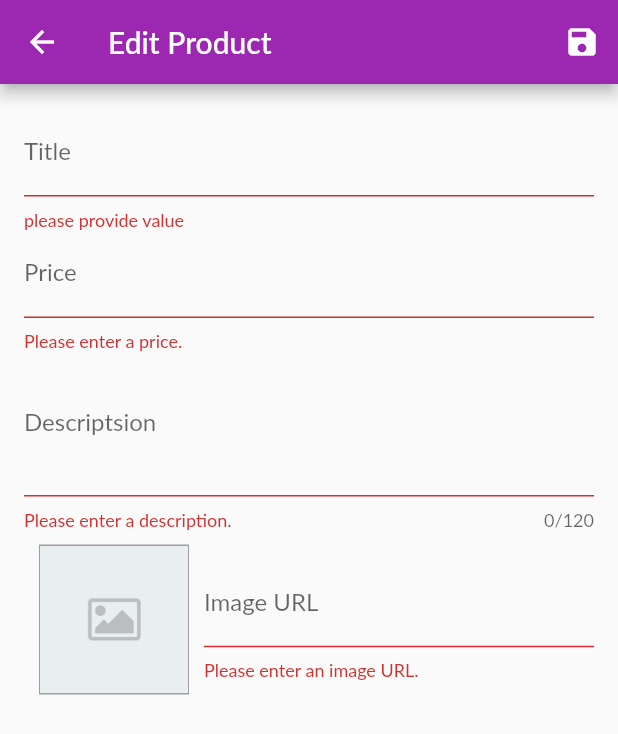
After one commit to muhidayat03/shop-app-flutter, a Flutter app: the EditProductScreen screen opened by its route, after a tap on the "save" icon, on a phone screen of 412 x 824 dp. The commit adds this screen. Shown: the top 734 px of the screen. Run offline on Flutter 3.47's test engine with Material 2 defaults, Android fonts, the phone set to English and light mode, and no system bars; network calls fail; Roboto replaces fonts that are missing (Lato).

Commit message:
finishing add product screen

```diff
--- a/lib/providers/products.dart
+++ b/lib/providers/products.dart
@@ -41,8 +41,26 @@ class Products with ChangeNotifier {
     return [..._items];
   }
 
-  void addProduc() {
+  void addProduct(Product product) {
+    final newProduct = Product(
+      title: product.title,
+      description: product.description,
+      price: product.price,
+      imageUrl: product.imageUrl,
+      id: DateTime.now().toString(),
+    );
+    _items.add(newProduct);
     notifyListeners();
+  }
+
+  void updateProduct(String id, Product newProduct) {
+    final prodIndex = _items.indexWhere((item) => item.id == id);
+    if (prodIndex >= 0) {
+      _items[prodIndex] = newProduct;
+      notifyListeners();
+    } else {
+      print('...');
+    }
   }
 
   List<Product> get favoriteItems {
@@ -52,4 +70,9 @@ class Products with ChangeNotifier {
   Product findById(String id) {
     return _items.firstWhere((prod) => prod.id == id);
   }
+
+  void deleteProduct(id) {
+    _items.removeWhere((item) => item.id == id);
+    notifyListeners();
+  }
 }
--- /dev/null
+++ b/lib/screens/edit_product_screen.dart
@@ -0,0 +1,237 @@
+import 'package:flutter/material.dart';
+import '../providers/product.dart';
+import '../providers/products.dart';
+import 'package:provider/provider.dart';
+
+class EditProductScreen extends StatefulWidget {
+  static const routeName = '/edit-product';
+
+  @override
+  _EditProductScreenState createState() => _EditProductScreenState();
+}
+
+class _EditProductScreenState extends State<EditProductScreen> {
+  final _priceFocusNode = FocusNode();
+  final _descriptionFocusNode = FocusNode();
+  final _imageUrlController = TextEditingController();
+  final _form = GlobalKey<FormState>();
+  final _imageUrlFocusNode = FocusNode();
+
+  @override
+  void dispose() {
+    _priceFocusNode.dispose();
+    _descriptionFocusNode.dispose();
+    _imageUrlFocusNode.removeListener(_updateImageUrl);
+    _imageUrlFocusNode.dispose();
+
+    super.dispose();
+  }
+
+  void _saveForm() {
+    final isValid = _form.currentState.validate();
+    if (!isValid) {
+      return;
+    }
+    _form.currentState.save();
+    if (_editedProduct.id != null) {
+      Provider.of<Products>(context, listen: false)
+          .updateProduct(_editedProduct.id, _editedProduct);
+    } else {
+      Provider.of<Products>(context, listen: false).addProduct(_editedProduct);
+    }
+    Navigator.of(context).pop();
+  }
+
+  var _editedProduct = Product(
+    id: null,
+    title: '',
+    price: 0,
+    description: '',
+    imageUrl: '',
+  );
+
+  @override
+  void initState() {
+    _imageUrlFocusNode.addListener(_updateImageUrl);
+    super.initState();
+  }
+
+  void _updateImageUrl() {
+    if (!_imageUrlFocusNode.hasFocus) {
+      if ((!_imageUrlController.text.startsWith('http') &&
+              !_imageUrlController.text.startsWith('https')) ||
+          (!_imageUrlController.text.endsWith('.png') &&
+              !_imageUrlController.text.endsWith('.jpg') &&
+              !_imageUrlController.text.endsWith('.jpeg'))) {
+        return;
+      }
+      setState(() {});
+    }
+  }
+
+  @override
+  Widget build(BuildContext context) {
+    return Scaffold(
+      appBar: AppBar(
+        title: Text('Edit Product'),
+        actions: [
+          IconButton(
+            icon: Icon(Icons.save),
+            onPressed: _saveForm,
+          )
+        ],
+      ),
+      body: GestureDetector(
+        // onTap: () {
+        //   FocusScopeNode currentFocus = FocusScope.of(context);
+
+        //   if (!currentFocus.hasPrimaryFocus) {
+        //     currentFocus.unfocus();
+        //   }
+        // },
+        child: Padding(
+          padding: const EdgeInsets.all(16),
+          child: Form(
+            key: _form,
+            child: ListView(
+              children: [
+                TextFormField(
+                  decoration: InputDecoration(labelText: 'Title'),
+                  textInputAction: TextInputAction.next,
+                  onFieldSubmitted: (_) =>
+                      FocusScope.of(context).requestFocus(_priceFocusNode),
+                  validator: (value) {
+                    if (value.isEmpty) {
+                      return 'please provide value';
+                    }
+                    return null;
+                  },
+                  onSaved: (value) {
+                    _editedProduct = Product(
+                      title: value,
+                      description: _editedProduct.description,
+                      price: _editedProduct.price,
+                      imageUrl: _editedProduct.imageUrl,
+                      isFavorite: _editedProduct.isFavorite,
+                      id: _editedProduct.id,
+                    );
+                  },
+                ),
+                TextFormField(
+                  decoration: InputDecoration(labelText: 'Price'),
+                  focusNode: _priceFocusNode,
+                  textInputAction: TextInputAction.next,
+                  onFieldSubmitted: (_) => FocusScope.of(context)
+                      .requestFocus(_descriptionFocusNode),
+                  validator: (value) {
+                    if (value.isEmpty) {
+                      return 'Please enter a price.';
+                    }
+                    if (double.tryParse(value) == null) {
+                      return 'Please enter a valid number.';
+                    }
+                    if (double.parse(value) <= 0) {
+                      return 'Please enter a number greater than zero.';
+                    }
+                    return null;
+                  },
+                  onSaved: (value) {
+                    _editedProduct = Product(
+                      title: _editedProduct.title,
+                      description: _editedProduct.description,
+                      price: double.parse(value),
+                      imageUrl: _editedProduct.imageUrl,
+                      isFavorite: _editedProduct.isFavorite,
+                      id: _editedProduct.id,
+                    );
+                  },
+                ),
+                TextFormField(
+                  decoration: InputDecoration(labelText: 'Descriptsion'),
+                  focusNode: _descriptionFocusNode,
+                  maxLines: 3,
+                  maxLength: 120,
+                  validator: (value) {
+                    if (value.isEmpty) {
+                      return 'Please enter a description.';
+                    }
+                    if (value.length < 10) {
+                      return 'Should be at least 10 characters long.';
+                    }
+                    return null;
+                  },
+                  onSaved: (value) {
+                    _editedProduct = Product(
+                      title: _editedProduct.title,
+                      price: _editedProduct.price,
+                      description: value,
+                      imageUrl: _editedProduct.imageUrl,
+                      id: _editedProduct.id,
+                      isFavorite: _editedProduct.isFavorite,
+                    );
+                  },
+                ),
+                Row(
+                  children: [
+                    Container(
+                      height: 100,
+                      width: 100,
+                      margin: EdgeInsets.all(10),
+                      decoration: BoxDecoration(
+                          border: Border.all(width: 1, color: Colors.grey)),
+                      child: FittedBox(
+                        child: _imageUrlController.text.isEmpty
+                            ? Image(
+                                image: AssetImage('assets/placeholder.png'),
+                              )
+                            : Image.network(
+                                _imageUrlController.text,
+                                fit: BoxFit.cover,
+                              ),
+                      ),
+                    ),
+                    Expanded(
+                      child: TextFormField(
+                        decoration: InputDecoration(labelText: 'Image URL'),
+                        keyboardType: TextInputType.url,
+                        focusNode: _imageUrlFocusNode,
+                        textInputAction: TextInputAction.done,
+                        controller: _imageUrlController,
+                        onFieldSubmitted: (_) => _saveForm(),
+                        validator: (value) {
+                          if (value.isEmpty) {
+                            return 'Please enter an image URL.';
+                          }
+                          if (!value.startsWith('http') &&
+                              !value.startsWith('https')) {
+                            return 'Please enter a valid URL.';
+                          }
+                          if (!value.endsWith('.png') &&
+                              !value.endsWith('.jpg') &&
+                              !value.endsWith('.jpeg')) {
+                            return 'Please enter a valid image URL.';
+                          }
+                          return null;
+                        },
+                        onSaved: (value) {
+                          _editedProduct = Product(
+                            title: _editedProduct.title,
+                            price: _editedProduct.price,
+                            description: _editedProduct.description,
+                            imageUrl: value,
+                            id: _editedProduct.id,
+                            isFavorite: _editedProduct.isFavorite,
+                          );
+                        },
+                      ),
+                    )
+                  ],
+                )
+              ],
+            ),
+          ),
+        ),
+      ),
+    );
+  }
+}
--- a/lib/screens/product_detail_screen.dart
+++ b/lib/screens/product_detail_screen.dart
@@ -28,7 +28,7 @@ class ProductDetailScreen extends StatelessWidget {
                 width: double.infinity,
                 child: Image.network(
                   selectedProduct.imageUrl,
-                  fit: BoxFit.cover,
+                  fit: BoxFit.contain,
                 ),
               ),
               SizedBox(height: 10),
--- a/lib/widgets/app_drawer.dart
+++ b/lib/widgets/app_drawer.dart
@@ -1,4 +1,6 @@
 import 'package:flutter/material.dart';
+import 'package:shop_app/screens/edit_product_screen.dart';
+import 'package:shop_app/screens/user_products_screen.dart';
 
 import '../screens/orders_screen.dart';
 
@@ -29,6 +31,13 @@ class AppDrawer extends StatelessWidget {
                   .pushReplacementNamed(OrdersScreen.routeName);
             },
           ),
+          Divider(),
+          ListTile(
+            leading: Icon(Icons.edit),
+            title: Text('Manage Products'),
+            onTap: () => Navigator.of(context)
+                .pushReplacementNamed(UserProductsScreen.routeName),
+          )
         ],
       ),
     );
--- a/pubspec.yaml
+++ b/pubspec.yaml
@@ -47,8 +47,8 @@ flutter:
   uses-material-design: true
 
   # To add assets to your application, add an assets section, like this:
-  # assets:
-  #   - images/a_dot_burr.jpeg
+  assets:
+    - assets/placeholder.png
   #   - images/a_dot_ham.jpeg
 
   # An image asset can refer to one or more resolution-specific "variants", see
```
Also changed, not shown: lib/main.dart (+15 -1 lines), lib/providers/cart.dart (+19 -0 lines), lib/screens/user_products_screen.dart (added, +45 -0 lines), lib/widgets/cart_item.dart (+19 -1 lines), lib/widgets/product_item.dart (+12 -0 lines), lib/widgets/user_product_item.dart (added, +35 -0 lines), assets/placeholder.png (added).
